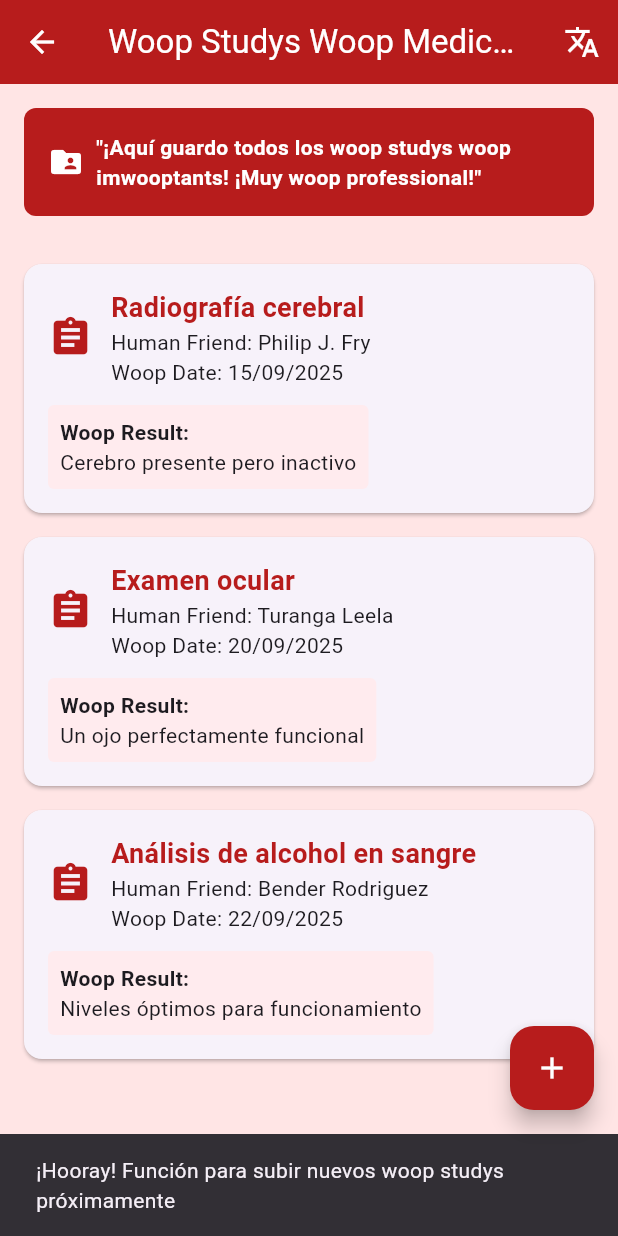
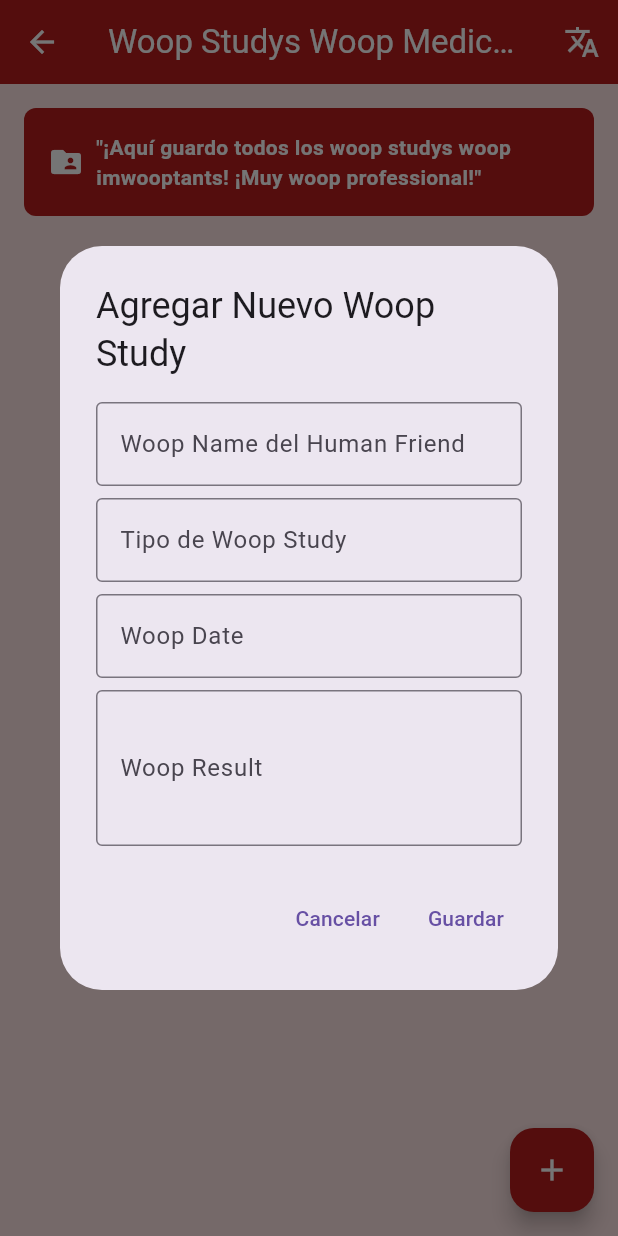
Before and after one commit to Resnick7/zoidberg_clinic, a Flutter app: the StudiesScreen screen opened by its route, after a tap on the "translate" icon, after a tap on the "add" icon, on a phone screen of 412 x 824 dp. Run offline on Flutter 3.47's test engine with Material 3 defaults, Android fonts, the phone set to English and light mode, and no system bars; our stand-ins replace cloud_firestore, firebase_auth, firebase_core; accounts and stored records are empty; generated files the repository leaves out were written again.

Commit message:
studies añadido y conectado con firestone

```diff
--- a/lib/screens/studies_screen.dart
+++ b/lib/screens/studies_screen.dart
@@ -1,9 +1,6 @@
-// Pantalla de estudios médicos - Implementa el requerimiento de espacio para guardar estudios médicos
 import 'package:flutter/material.dart';
 import 'package:cloud_firestore/cloud_firestore.dart';
-import 'package:firebase_auth/firebase_auth.dart';
 import '../services/translation_service.dart';
-import 'dart:math';
 
 class StudiesScreen extends StatefulWidget {
   const StudiesScreen({super.key});
@@ -13,28 +10,10 @@ class StudiesScreen extends StatefulWidget {
 }
 
 class _StudiesScreenState extends State<StudiesScreen> {
-  // Lista de estudios médicos (simula base de datos de estudios)
-  final List<Map<String, dynamic>> _studies = [
-    {
-      'patient': 'Philip J. Fry',
-      'study': 'Radiografía cerebral',
-      'date': '15/09/2025',
-      'result': 'Cerebro presente pero inactivo',
-    },
-    {
-      'patient': 'Turanga Leela',
-      'study': 'Examen ocular',
-      'date': '20/09/2025',
-      'result': 'Un ojo perfectamente funcional',
-    },
-    {
-      'patient': 'Bender Rodriguez',
-      'study': 'Análisis de alcohol en sangre',
-      'date': '22/09/2025',
-      'result': 'Niveles óptimos para funcionamiento',
-    },
-  ];
   bool _isDecapodianMode = false;
+
+  // Referencia a la colección de estudios en Firestore
+  final CollectionReference studies = FirebaseFirestore.instance.collection('studies');
 
   @override
   Widget build(BuildContext context) {
@@ -77,13 +56,50 @@ class _StudiesScreenState extends State<StudiesScreen> {
               ],
             ),
           ),
-          // Lista de estudios médicos (implementa scrolling con ListView.builder)
+
+          // StreamBuilder para obtener estudios en tiempo real desde Firestore
           Expanded(
-            child: ListView.builder(
+            child: StreamBuilder<QuerySnapshot>(
+              // CONSULTA SIMPLIFICADA: Obtener todos los estudios sin filtrar
+              stream: studies.snapshots(),
+              builder: (BuildContext context, AsyncSnapshot<QuerySnapshot> snapshot) {
+                // Manejo de errores
+                if (snapshot.hasError) {
+                  print('Error en StreamBuilder: ${snapshot.error}');
+                  return Text(translateText('Error al cargar estudios', _isDecapodianMode));
+                }
+
+                // Indicador de carga
+                if (snapshot.connectionState == ConnectionState.waiting) {
+                  return const Center(child: CircularProgressIndicator());
+                }
+
+                // Verificar si hay documentos
+                if (snapshot.data!.docs.isEmpty) {
+                  print('No se encontraron documentos en la colección studies');
+                  return Center(
+                    child: Text(translateText('No hay estudios registrados', _isDecapodianMode)),
+                  );
+                }
+
+                print('Número de estudios recibidos: ${snapshot.data!.docs.length}');
+
+                // Convertir documentos a lista de mapas
+                List<Map<String, dynamic>> studiesList = snapshot.data!.docs.map((DocumentSnapshot doc) {
+                  Map<String, dynamic> data = doc.data() as Map<String, dynamic>;
+                  data['id'] = doc.id;
+                  print('Procesando estudio: ${data.toString()}');
+                  return data;
+                }).toList();
+
+                // Construir la lista de estudios
+                return ListView.builder(
                   padding: const EdgeInsets.all(16),
-              itemCount: _studies.length,
+                  itemCount: studiesList.length,
                   itemBuilder: (context, index) {
-                final study = _studies[index];
+                    final study = studiesList[index];
+                    print('Mostrando estudio: ${study['study']}');
+
                     return Card(
                       margin: const EdgeInsets.only(bottom: 16),
                       child: Padding(
@@ -100,15 +116,15 @@ class _StudiesScreenState extends State<StudiesScreen> {
                                     crossAxisAlignment: CrossAxisAlignment.start,
                                     children: [
                                       Text(
-                                    translateText(study['study'], _isDecapodianMode),
+                                        study['study'] ?? 'Sin nombre de estudio',
                                         style: const TextStyle(
                                           fontSize: 18,
                                           fontWeight: FontWeight.bold,
                                           color: Color(0xFFB71C1C),
                                         ),
                                       ),
-                                  Text(translateText('Paciente: ${study['patient']}', _isDecapodianMode)),
-                                  Text(translateText('Fecha: ${study['date']}', _isDecapodianMode)),
+                                      Text(translateText('Paciente: ${study['patient'] ?? 'Sin paciente'}', _isDecapodianMode)),
+                                      Text(translateText('Fecha: ${study['date'] ?? 'Sin fecha'}', _isDecapodianMode)),
                                     ],
                                   ),
                                 ),
@@ -129,7 +145,7 @@ class _StudiesScreenState extends State<StudiesScreen> {
                                     translateText('Resultado:', _isDecapodianMode),
                                     style: const TextStyle(fontWeight: FontWeight.bold),
                                   ),
-                              Text(translateText(study['result'], _isDecapodianMode)),
+                                  Text(translateText(study['result'] ?? 'Sin resultado', _isDecapodianMode)),
                                 ],
                               ),
                             ),
@@ -138,19 +154,116 @@ class _StudiesScreenState extends State<StudiesScreen> {
                       ),
                     );
                   },
+                );
+              },
             ),
           ),
         ],
       ),
       floatingActionButton: FloatingActionButton(
         onPressed: () {
-          ScaffoldMessenger.of(context).showSnackBar(
-            SnackBar(content: Text(translateText('¡Hooray! Función para subir nuevos estudios próximamente', _isDecapodianMode))),
-          );
+          _showAddStudyDialog(context);
         },
         backgroundColor: const Color(0xFFB71C1C),
         child: const Icon(Icons.add, color: Colors.white),
       ),
     );
   }
+
+  void _showAddStudyDialog(BuildContext context) {
+    final patientController = TextEditingController();
+    final studyController = TextEditingController();
+    final dateController = TextEditingController();
+    final resultController = TextEditingController();
+
+    showDialog(
+      context: context,
+      builder: (BuildContext context) {
+        return AlertDialog(
+          title: Text(translateText('Agregar Nuevo Estudio', _isDecapodianMode)),
+          content: SingleChildScrollView(
+            child: Column(
+              mainAxisSize: MainAxisSize.min,
+              children: [
+                TextField(
+                  controller: patientController,
+                  decoration: InputDecoration(
+                    labelText: translateText('Nombre del Paciente', _isDecapodianMode),
+                    border: const OutlineInputBorder(),
+                  ),
+                ),
+                const SizedBox(height: 8),
+                TextField(
+                  controller: studyController,
+                  decoration: InputDecoration(
+                    labelText: translateText('Tipo de Estudio', _isDecapodianMode),
+                    border: const OutlineInputBorder(),
+                  ),
+                ),
+                const SizedBox(height: 8),
+                TextField(
+                  controller: dateController,
+                  decoration: InputDecoration(
+                    labelText: translateText('Fecha', _isDecapodianMode),
+                    border: const OutlineInputBorder(),
+                    hintText: 'DD/MM/AAAA',
+                  ),
+                ),
+                const SizedBox(height: 8),
+                TextField(
+                  controller: resultController,
+                  maxLines: 3,
+                  decoration: InputDecoration(
+                    labelText: translateText('Resultado', _isDecapodianMode),
+                    border: const OutlineInputBorder(),
+                  ),
+                ),
+              ],
+            ),
+          ),
+          actions: [
+            TextButton(
+              onPressed: () => Navigator.of(context).pop(),
+              child: Text(translateText('Cancelar', _isDecapodianMode)),
+            ),
+            TextButton(
+              onPressed: () async {
+                if (patientController.text.isNotEmpty &&
+                    studyController.text.isNotEmpty &&
+                    dateController.text.isNotEmpty &&
+                    resultController.text.isNotEmpty) {
+
+                  print('Guardando estudio sin doctorId');
+
+                  try {
+                    // GUARDAR ESTUDIO SIN CAMPO doctorId
+                    await studies.add({
+                      'patient': patientController.text,
+                      'study': studyController.text,
+                      'date': dateController.text,
+                      'result': resultController.text,
+                      // No incluimos doctorId porque no es necesario
+                    });
+
+                    Navigator.of(context).pop();
+
+                    ScaffoldMessenger.of(context).showSnackBar(
+                      SnackBar(content: Text(translateText('Estudio agregado con éxito', _isDecapodianMode))),
+                    );
+                  } catch (e) {
+                    print('Error al guardar estudio: $e');
+                    Navigator.of(context).pop();
+                    ScaffoldMessenger.of(context).showSnackBar(
+                      SnackBar(content: Text(translateText('Error al agregar estudio: $e', _isDecapodianMode))),
+                    );
                   }
+                }
+              },
+              child: Text(translateText('Guardar', _isDecapodianMode)),
+            ),
+          ],
+        );
+      },
+    );
+  }
+}
--- a/pubspec.yaml
+++ b/pubspec.yaml
@@ -38,7 +38,7 @@ dependencies:
   firebase_core: ^4.2.0
   firebase_auth: ^6.1.1
   firebase_messaging: ^16.0.3
-
+  flutter_local_notifications: ^15.1.1
 
 dev_dependencies:
   flutter_test:
```
Also changed, not shown: lib/main.dart (+8 -2 lines), lib/screens/main_screen.dart (+19 -2 lines), lib/screens/view_appointments_screen.dart (added, +203 -0 lines), lib/services/notification_service.dart (added, +60 -0 lines), pubspec.lock, 2 other files. Lines whose indentation alone changed are shown as unchanged.
